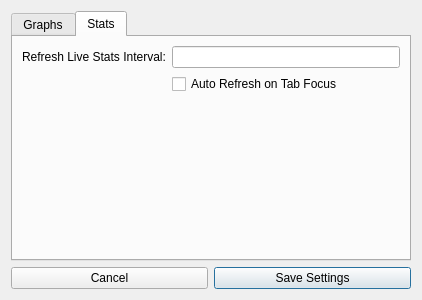
Qt form rawDialogs/Preferences.ui (nerdynick/MemcachedManager) before a commit.
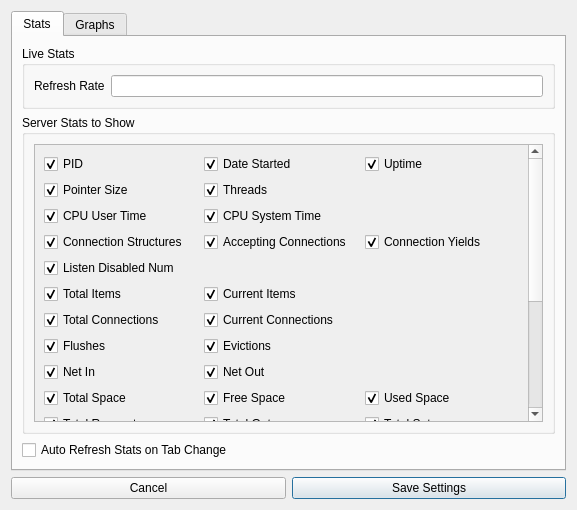
The same form after that commit.

Commit message: Add support for controlling what server stats to show

The edit to the form file:
```diff
--- a/rawDialogs/Preferences.ui
+++ b/rawDialogs/Preferences.ui
@@ -1,12 +1,12 @@
 <ui version="4.0" >
  <class>PrefWindow</class>
- <widget class="QDialog" name="PrefWindow" >
-  <property name="geometry" >
+ <widget class="QDialog" name="PrefWindow">
+  <property name="geometry">
    <rect>
     <x>0</x>
     <y>0</y>
-    <width>422</width>
-    <height>300</height>
+    <width>577</width>
+    <height>510</height>
    </rect>
   </property>
   <property name="windowTitle" >
@@ -18,8 +18,489 @@
      <property name="currentIndex" >
       <number>1</number>
      </property>
-     <widget class="QWidget" name="GraphTab" >
-      <attribute name="title" >
+     <widget class="QWidget" name="StatsTB">
+      <attribute name="title">
+       <string>Stats</string>
+      </attribute>
+      <layout class="QVBoxLayout" name="verticalLayout_4">
+       <item>
+        <widget class="QGroupBox" name="gbLiveStats">
+         <property name="title">
+          <string>Live Stats</string>
+         </property>
+         <layout class="QGridLayout" name="gridLayout">
+          <item row="0" column="0">
+           <widget class="QLabel" name="lblRefreshLiveInterval">
+            <property name="text">
+             <string>Refresh Rate</string>
+            </property>
+           </widget>
+          </item>
+          <item row="0" column="1">
+           <widget class="QLineEdit" name="txtRefreshLiveStats"/>
+          </item>
+         </layout>
+        </widget>
+       </item>
+       <item>
+        <widget class="QGroupBox" name="gbServerStats">
+         <property name="title">
+          <string>Server Stats to Show</string>
+         </property>
+         <layout class="QHBoxLayout" name="horizontalLayout_3">
+          <item>
+           <widget class="QScrollArea" name="scrollArea">
+            <property name="widgetResizable">
+             <bool>true</bool>
+            </property>
+            <widget class="QWidget" name="scrollAreaWidgetContents">
+             <property name="geometry">
+              <rect>
+               <x>0</x>
+               <y>-222</y>
+               <width>493</width>
+               <height>498</height>
+              </rect>
+             </property>
+             <layout class="QGridLayout" name="gridLayout_2">
+              <item row="0" column="0">
+               <widget class="QCheckBox" name="cbPID">
+                <property name="text">
+                 <string>PID</string>
+                </property>
+                <property name="checked">
+                 <bool>true</bool>
+                </property>
+               </widget>
+              </item>
+              <item row="0" column="1">
+               <widget class="QCheckBox" name="cbStarted">
+                <property name="text">
+                 <string>Date Started</string>
+                </property>
+                <property name="checked">
+                 <bool>true</bool>
+                </property>
+               </widget>
+              </item>
+              <item row="0" column="2">
+               <widget class="QCheckBox" name="cbUptime">
+                <property name="text">
+                 <string>Uptime</string>
+                </property>
+                <property name="checked">
+                 <bool>true</bool>
+                </property>
+               </widget>
+              </item>
+              <item row="1" column="0">
+               <widget class="QCheckBox" name="cbPointerSize">
+                <property name="text">
+                 <string>Pointer Size</string>
+                </property>
+                <property name="checked">
+                 <bool>true</bool>
+                </property>
+               </widget>
+              </item>
+              <item row="1" column="1">
+               <widget class="QCheckBox" name="cbThreads">
+                <property name="text">
+                 <string>Threads</string>
+                </property>
+                <property name="checked">
+                 <bool>true</bool>
+                </property>
+               </widget>
+              </item>
+              <item row="5" column="0">
+               <widget class="QCheckBox" name="cbTotalItems">
+                <property name="text">
+                 <string>Total Items</string>
+                </property>
+                <property name="checked">
+                 <bool>true</bool>
+                </property>
+               </widget>
+              </item>
+              <item row="6" column="0">
+               <widget class="QCheckBox" name="cbTotalConnections">
+                <property name="text">
+                 <string>Total Connections</string>
+                </property>
+                <property name="checked">
+                 <bool>true</bool>
+                </property>
+               </widget>
+              </item>
+              <item row="7" column="0">
+               <widget class="QCheckBox" name="cbFlushes">
+                <property name="text">
+                 <string>Flushes</string>
+                </property>
+                <property name="checked">
+                 <bool>true</bool>
+                </property>
+               </widget>
+              </item>
+              <item row="8" column="0">
+               <widget class="QCheckBox" name="cbNetIn">
+                <property name="text">
+                 <string>Net In</string>
+                </property>
+                <property name="checked">
+                 <bool>true</bool>
+                </property>
+               </widget>
+              </item>
+              <item row="5" column="1">
+               <widget class="QCheckBox" name="cbCurrentItems">
+                <property name="text">
+                 <string>Current Items</string>
+                </property>
+                <property name="checked">
+                 <bool>true</bool>
+                </property>
+               </widget>
+              </item>
+              <item row="7" column="1">
+               <widget class="QCheckBox" name="cbEvictions">
+                <property name="text">
+                 <string>Evictions</string>
+                </property>
+                <property name="checked">
+                 <bool>true</bool>
+                </property>
+               </widget>
+              </item>
+              <item row="8" column="1">
+               <widget class="QCheckBox" name="cbNetOut">
+                <property name="text">
+                 <string>Net Out</string>
+                </property>
+                <property name="checked">
+                 <bool>true</bool>
+                </property>
+               </widget>
+              </item>
+              <item row="9" column="0">
+               <widget class="QCheckBox" name="cbTotalSpace">
+                <property name="text">
+                 <string>Total Space</string>
+                </property>
+                <property name="checked">
+                 <bool>true</bool>
+                </property>
+               </widget>
+              </item>
+              <item row="9" column="1">
+               <widget class="QCheckBox" name="cbFreeSpace">
+                <property name="text">
+                 <string>Free Space</string>
+                </property>
+                <property name="checked">
+                 <bool>true</bool>
+                </property>
+               </widget>
+              </item>
+              <item row="9" column="2">
+               <widget class="QCheckBox" name="cbUsedSpace">
+                <property name="text">
+                 <string>Used Space</string>
+                </property>
+                <property name="checked">
+                 <bool>true</bool>
+                </property>
+               </widget>
+              </item>
+              <item row="10" column="0">
+               <widget class="QCheckBox" name="cbRequests">
+                <property name="text">
+                 <string>Total Requests</string>
+                </property>
+                <property name="checked">
+                 <bool>true</bool>
+                </property>
+               </widget>
+              </item>
+              <item row="11" column="0">
+               <widget class="QCheckBox" name="cbGetHits">
+                <property name="text">
+                 <string>Get Hits</string>
+                </property>
+                <property name="checked">
+                 <bool>true</bool>
+                </property>
+               </widget>
+              </item>
+              <item row="12" column="0">
+               <widget class="QCheckBox" name="cbDeleteHits">
+                <property name="text">
+                 <string>Delete Hits</string>
+                </property>
+                <property name="checked">
+                 <bool>true</bool>
+                </property>
+               </widget>
+              </item>
+              <item row="13" column="0">
+               <widget class="QCheckBox" name="cbIncrHits">
+                <property name="text">
+                 <string>Incr Hits</string>
+                </property>
+                <property name="checked">
+                 <bool>true</bool>
+                </property>
+               </widget>
+              </item>
+              <item row="10" column="1">
+               <widget class="QCheckBox" name="cbGets">
+                <property name="text">
+                 <string>Total Gets</string>
+                </property>
+                <property name="checked">
+                 <bool>true</bool>
+                </property>
+               </widget>
+              </item>
+              <item row="10" column="2">
+               <widget class="QCheckBox" name="cbSets">
+                <property name="text">
+                 <string>Total Sets</string>
+                </property>
+                <property name="checked">
+                 <bool>true</bool>
+                </property>
+               </widget>
+              </item>
+              <item row="11" column="1">
+               <widget class="QCheckBox" name="cbGetMisses">
+                <property name="text">
+                 <string>Get Misses</string>
+                </property>
+                <property name="checked">
+                 <bool>true</bool>
+                </property>
+               </widget>
+              </item>
+              <item row="12" column="1">
+               <widget class="QCheckBox" name="cbDeleteMisses">
+                <property name="text">
+                 <string>Delete Misses</string>
+                </property>
+                <property name="checked">
+                 <bool>true</bool>
+                </property>
+               </widget>
+              </item>
+              <item row="13" column="1">
+               <widget class="QCheckBox" name="cbIncrMisses">
+                <property name="text">
+                 <string>Incr Misses</string>
+                </property>
+                <property name="checked">
+                 <bool>true</bool>
+                </property>
+               </widget>
+              </item>
+              <item row="14" column="0">
+               <widget class="QCheckBox" name="cbDecrHits">
+                <property name="text">
+                 <string>Decr Hits</string>
+                </property>
+                <property name="checked">
+                 <bool>true</bool>
+                </property>
+               </widget>
+              </item>
+              <item row="15" column="0">
+               <widget class="QCheckBox" name="cbCASHits">
+                <property name="text">
+                 <string>CAS Hits</string>
+                </property>
+                <property name="checked">
+                 <bool>true</bool>
+                </property>
+               </widget>
+              </item>
+              <item row="14" column="1">
+               <widget class="QCheckBox" name="cbDecrMisses">
+                <property name="text">
+                 <string>Decr Misses</string>
+                </property>
+                <property name="checked">
+                 <bool>true</bool>
+                </property>
+               </widget>
+              </item>
+              <item row="15" column="1">
+               <widget class="QCheckBox" name="cbCASMisses">
+                <property name="text">
+                 <string>CAS Misses</string>
+                </property>
+                <property name="checked">
+                 <bool>true</bool>
+                </property>
+               </widget>
+              </item>
+              <item row="2" column="0">
+               <widget class="QCheckBox" name="cbCPUUser">
+                <property name="text">
+                 <string>CPU User Time</string>
+                </property>
+                <property name="checked">
+                 <bool>true</bool>
+                </property>
+               </widget>
+              </item>
+              <item row="2" column="1">
+               <widget class="QCheckBox" name="cbCPUSystem">
+                <property name="text">
+                 <string>CPU System Time</string>
+                </property>
+                <property name="checked">
+                 <bool>true</bool>
+                </property>
+               </widget>
+              </item>
+              <item row="3" column="1">
+               <widget class="QCheckBox" name="cbAcceptingConnections">
+                <property name="text">
+                 <string>Accepting Connections</string>
+                </property>
+                <property name="checked">
+                 <bool>true</bool>
+                </property>
+               </widget>
+              </item>
+              <item row="3" column="0">
+               <widget class="QCheckBox" name="cbConnectionStructs">
+                <property name="text">
+                 <string>Connection Structures</string>
+                </property>
+                <property name="checked">
+                 <bool>true</bool>
+                </property>
+               </widget>
+              </item>
+              <item row="4" column="0">
+               <widget class="QCheckBox" name="cbListenDisabled">
+                <property name="text">
+                 <string>Listen Disabled Num</string>
+                </property>
+                <property name="checked">
+                 <bool>true</bool>
+                </property>
+               </widget>
+              </item>
+              <item row="16" column="0">
+               <widget class="QCheckBox" name="cbRequestRate">
+                <property name="text">
+                 <string>Request Rate</string>
+                </property>
+                <property name="checked">
+                 <bool>true</bool>
+                </property>
+               </widget>
+              </item>
+              <item row="17" column="0">
+               <widget class="QCheckBox" name="cbGetRate">
+                <property name="text">
+                 <string>Get Rate</string>
+                </property>
+                <property name="checked">
+                 <bool>true</bool>
+                </property>
+               </widget>
+              </item>
+              <item row="16" column="1">
+               <widget class="QCheckBox" name="cbHitRate">
+                <property name="text">
+                 <string>Hit Rate</string>
+                </property>
+                <property name="checked">
+                 <bool>true</bool>
+                </property>
+               </widget>
+              </item>
+              <item row="16" column="2">
+               <widget class="QCheckBox" name="cbMissRate">
+                <property name="text">
+                 <string>Miss Rate</string>
+                </property>
+                <property name="checked">
+                 <bool>true</bool>
+                </property>
+               </widget>
+              </item>
+              <item row="17" column="1">
+               <widget class="QCheckBox" name="cbSetRate">
+                <property name="text">
+                 <string>Set Rate</string>
+                </property>
+                <property name="checked">
+                 <bool>true</bool>
+                </property>
+               </widget>
+              </item>
+              <item row="17" column="2">
+               <widget class="QCheckBox" name="cbEvictionRate">
+                <property name="text">
+                 <string>Eviction Rate</string>
+                </property>
+                <property name="checked">
+                 <bool>true</bool>
+                </property>
+               </widget>
+              </item>
+              <item row="6" column="1">
+               <widget class="QCheckBox" name="cbConnections">
+                <property name="text">
+                 <string>Current Connections</string>
+                </property>
+                <property name="checked">
+                 <bool>true</bool>
+                </property>
+               </widget>
+              </item>
+              <item row="3" column="2">
+               <widget class="QCheckBox" name="cbConnectionYield">
+                <property name="text">
+                 <string>Connection Yields</string>
+                </property>
+                <property name="checked">
+                 <bool>true</bool>
+                </property>
+               </widget>
+              </item>
+              <item row="15" column="2">
+               <widget class="QCheckBox" name="cbCASBadval">
+                <property name="text">
+                 <string>CAS Badval</string>
+                </property>
+                <property name="checked">
+                 <bool>true</bool>
+                </property>
+               </widget>
+              </item>
+             </layout>
+            </widget>
+           </widget>
+          </item>
+         </layout>
+        </widget>
+       </item>
+       <item>
+        <widget class="QCheckBox" name="cbAutoRefresh">
+         <property name="text">
+          <string>Auto Refresh Stats on Tab Change</string>
+         </property>
+        </widget>
+       </item>
+      </layout>
+     </widget>
+     <widget class="QWidget" name="GraphTab">
+      <attribute name="title">
        <string>Graphs</string>
       </attribute>
       <layout class="QHBoxLayout" name="horizontalLayout" >
@@ -98,47 +579,6 @@
        </item>
       </layout>
      </widget>
-     <widget class="QWidget" name="StatsTB" >
-      <attribute name="title" >
-       <string>Stats</string>
-      </attribute>
-      <layout class="QVBoxLayout" name="verticalLayout_4" >
-       <item>
-        <layout class="QGridLayout" name="gridLayout" >
-         <item row="0" column="0" >
-          <widget class="QLabel" name="lblRefreshLiveInterval" >
-           <property name="text" >
-            <string>Refresh Live Stats Interval:</string>
-           </property>
-          </widget>
-         </item>
-         <item row="0" column="1" >
-          <widget class="QLineEdit" name="txtRefreshLiveStats" />
-         </item>
-         <item row="1" column="1" >
-          <widget class="QCheckBox" name="cbAutoRefresh" >
-           <property name="text" >
-            <string>Auto Refresh on Tab Focus</string>
-           </property>
-          </widget>
-         </item>
-        </layout>
-       </item>
-       <item>
-        <spacer name="verticalSpacer_2" >
-         <property name="orientation" >
-          <enum>Qt::Vertical</enum>
-         </property>
-         <property name="sizeHint" stdset="0" >
-          <size>
-           <width>20</width>
-           <height>40</height>
-          </size>
-         </property>
-        </spacer>
-       </item>
-      </layout>
-     </widget>
     </widget>
    </item>
    <item>
```
Left out of the diff: 73 changed lines with no effect on the pictures. The commit also changes 9 other files.
